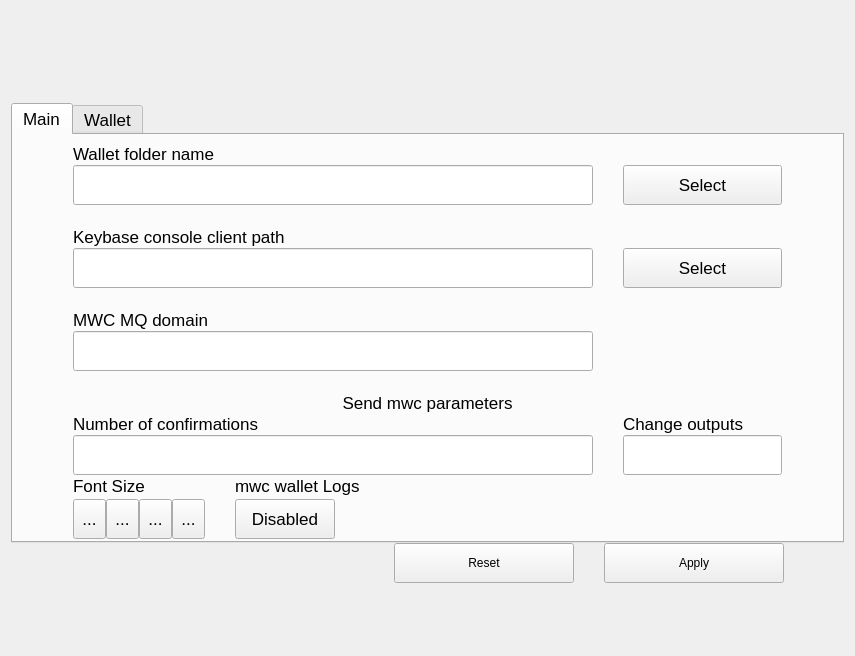
0xkobe/mwc-wallet, file windows_desktop/x_walletconfig.ui: the form before one commit.
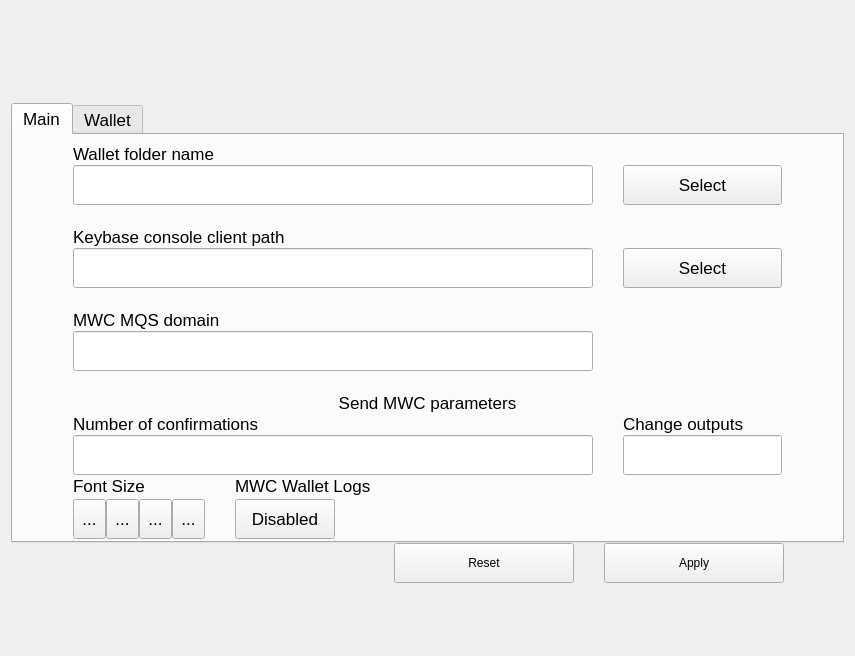
The form after the commit. The open tabs and pages were chosen to show the change. Icons and pictures are not drawn. Custom widgets are drawn as their Qt base class.

Commit message: https://github.com/mwcproject/mwc-qt-wallet/issues/315

```diff
--- a/windows_desktop/x_walletconfig.ui
+++ b/windows_desktop/x_walletconfig.ui
@@ -506,7 +506,7 @@
                   </size>
                  </property>
                  <property name="text">
-                  <string>mwc wallet Logs</string>
+                  <string>MWC Wallet Logs</string>
                  </property>
                 </widget>
                </item>
@@ -583,14 +583,14 @@
               </size>
              </property>
              <property name="text">
-              <string>MWC MQ domain</string>
+              <string>MWC MQS domain</string>
              </property>
             </widget>
            </item>
            <item row="14" column="0" colspan="2">
             <widget class="control::MwcLabelLarge" name="label_8">
              <property name="text">
-              <string>Send mwc parameters</string>
+              <string>Send MWC parameters</string>
              </property>
              <property name="alignment">
               <set>Qt::AlignCenter</set>
```
Left out of the diff: 2 changed lines with no effect on the pictures. The commit also changes 42 other files.
